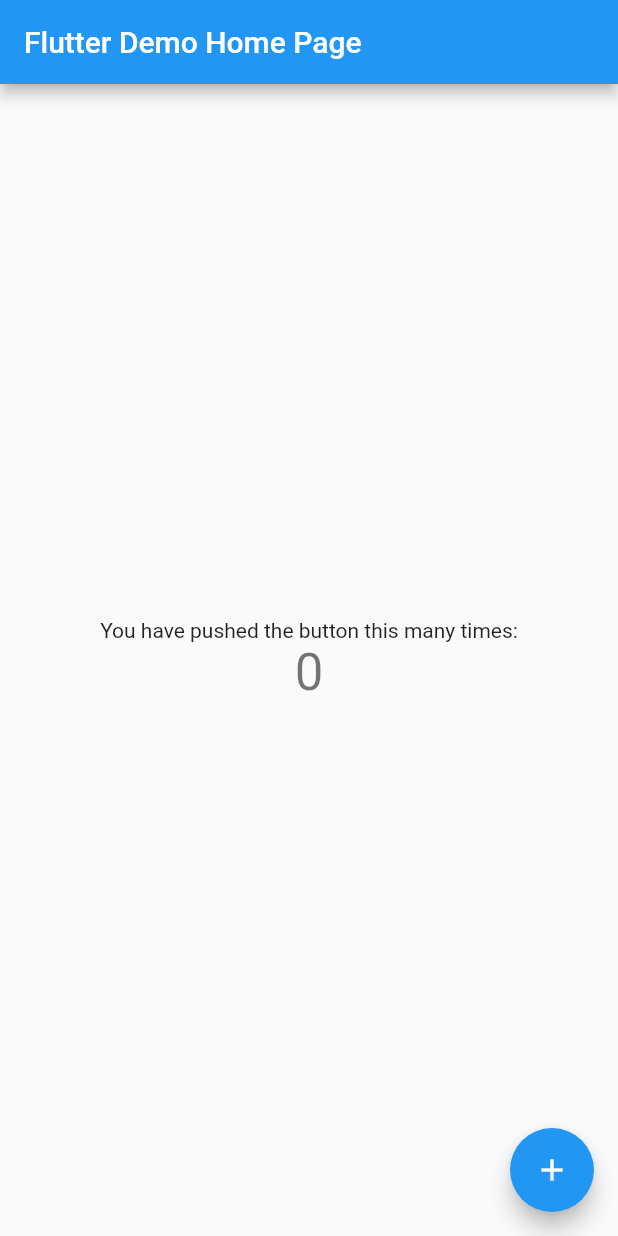
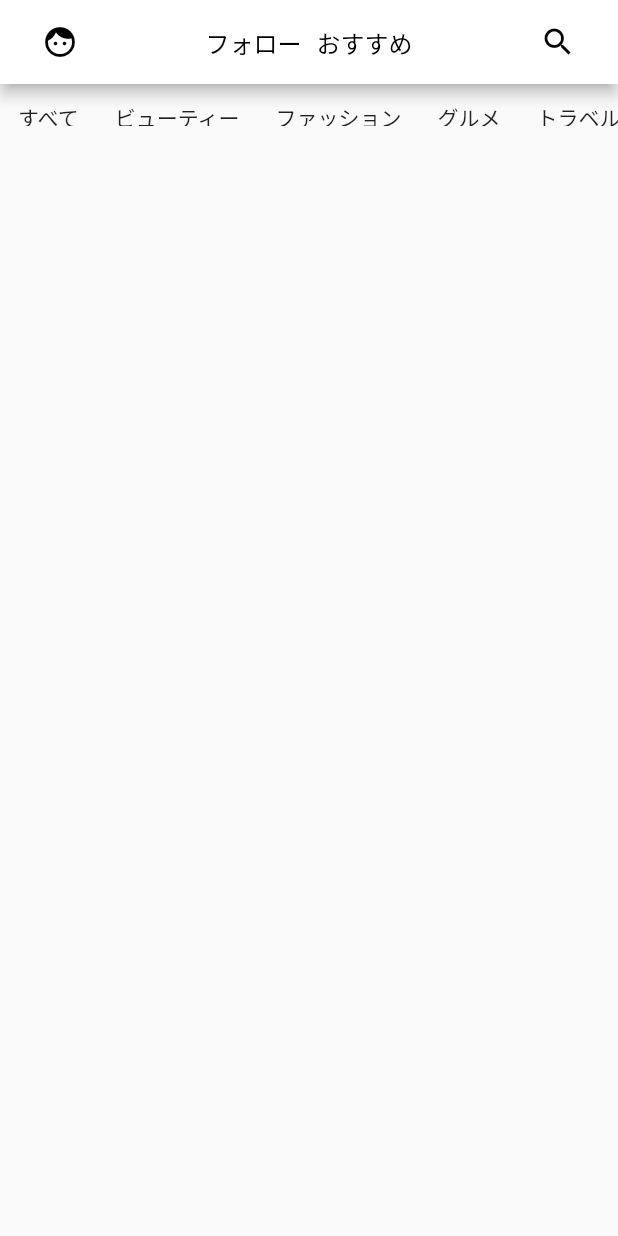
Before and after one commit to Kida-Takuma/flutter_lemon8_clone, a Flutter app: the screen it shows after launch, on a phone screen of 412 x 824 dp. Run offline on Flutter 3.47's test engine with Material 2 defaults, Android fonts, the phone set to English and light mode, and no system bars.

Commit message:
Create AppBar

```diff
--- a/lib/main.dart
+++ b/lib/main.dart
@@ -7,109 +7,101 @@
 class MyApp extends StatelessWidget {
   const MyApp({super.key});
 
-  // This widget is the root of your application.
   @override
   Widget build(BuildContext context) {
     return MaterialApp(
-      title: 'Flutter Demo',
+      debugShowCheckedModeBanner: false,
+      title: 'Clone Lemon8 App',
       theme: ThemeData(
-        // This is the theme of your application.
-        //
-        // Try running your application with "flutter run". You'll see the
-        // application has a blue toolbar. Then, without quitting the app, try
-        // changing the primarySwatch below to Colors.green and then invoke
-        // "hot reload" (press "r" in the console where you ran "flutter run",
-        // or simply save your changes to "hot reload" in a Flutter IDE).
-        // Notice that the counter didn't reset back to zero; the application
-        // is not restarted.
         primarySwatch: Colors.blue,
       ),
-      home: const MyHomePage(title: 'Flutter Demo Home Page'),
+      home: const HomePage(),
     );
   }
 }
 
-class MyHomePage extends StatefulWidget {
-  const MyHomePage({super.key, required this.title});
-
-  // This widget is the home page of your application. It is stateful, meaning
-  // that it has a State object (defined below) that contains fields that affect
-  // how it looks.
-
-  // This class is the configuration for the state. It holds the values (in this
-  // case the title) provided by the parent (in this case the App widget) and
-  // used by the build method of the State. Fields in a Widget subclass are
-  // always marked "final".
-
-  final String title;
+class HomePage extends StatefulWidget {
+  const HomePage({Key? key}) : super(key: key);
 
   @override
-  State<MyHomePage> createState() => _MyHomePageState();
+  State<HomePage> createState() => _HomePageState();
 }
 
-class _MyHomePageState extends State<MyHomePage> {
-  int _counter = 0;
-
-  void _incrementCounter() {
-    setState(() {
-      // This call to setState tells the Flutter framework that something has
-      // changed in this State, which causes it to rerun the build method below
-      // so that the display can reflect the updated values. If we changed
-      // _counter without calling setState(), then the build method would not be
-      // called again, and so nothing would appear to happen.
-      _counter++;
-    });
-  }
-
+class _HomePageState extends State<HomePage> {
+  List genre = ["すべて", "ビューティー", "ファッション", "グルメ", "トラベル"];
+  List items = [
+    {"title": "テスト1", "imageUrl": "", "id": "item1"},
+    {"title": "テスト2", "imageUrl": "", "id": "item2"},
+    {"title": "テスト3", "imageUrl": "", "id": "item3"}
+  ];
   @override
   Widget build(BuildContext context) {
-    // This method is rerun every time setState is called, for instance as done
-    // by the _incrementCounter method above.
-    //
-    // The Flutter framework has been optimized to make rerunning build methods
-    // fast, so that you can just rebuild anything that needs updating rather
-    // than having to individually change instances of widgets.
     return Scaffold(
         appBar: AppBar(
-        // Here we take the value from the MyHomePage object that was created by
-        // the App.build method, and use it to set our appbar title.
-        title: Text(widget.title),
+          backgroundColor: Colors.white,
+          title: Row(
+            children: [
+              IconButton(
+                  onPressed: () {},
+                  icon: const Icon(
+                    Icons.face,
+                    color: Colors.black,
+                  )),
+              Expanded(
+                  child: Row(
+                mainAxisAlignment: MainAxisAlignment.center,
+                children: const [
+                  Tab(
+                    child: Text(
+                      "フォロー",
+                      style: TextStyle(
+                        color: Colors.black,
+                        fontSize: 16,
                       ),
-      body: Center(
-        // Center is a layout widget. It takes a single child and positions it
-        // in the middle of the parent.
+                    ),
+                  ),
+                  SizedBox(
+                    width: 10,
+                  ),
+                  Tab(
+                    child: Text(
+                      "おすすめ",
+                      style: TextStyle(
+                        color: Colors.black,
+                        fontSize: 16,
+                      ),
+                    ),
+                  ),
+                ],
+              )),
+              IconButton(
+                  onPressed: () {},
+                  icon: const Icon(
+                    Icons.search,
+                    color: Colors.black,
+                  )),
+            ],
+          ),
+        ),
+        body: SizedBox(
+          width: double.infinity,
           child: Column(
-          // Column is also a layout widget. It takes a list of children and
-          // arranges them vertically. By default, it sizes itself to fit its
-          // children horizontally, and tries to be as tall as its parent.
-          //
-          // Invoke "debug painting" (press "p" in the console, choose the
-          // "Toggle Debug Paint" action from the Flutter Inspector in Android
-          // Studio, or the "Toggle Debug Paint" command in Visual Studio Code)
-          // to see the wireframe for each widget.
-          //
-          // Column has various properties to control how it sizes itself and
-          // how it positions its children. Here we use mainAxisAlignment to
-          // center the children vertically; the main axis here is the vertical
-          // axis because Columns are vertical (the cross axis would be
-          // horizontal).
-          mainAxisAlignment: MainAxisAlignment.center,
-          children: <Widget>[
-            const Text(
-              'You have pushed the button this many times:',
+            children: [
+              SizedBox(
+                height: 40,
+                child: ListView.builder(
+                  itemCount: genre.length,
+                  scrollDirection: Axis.horizontal,
+                  itemBuilder: (BuildContext context, int index) {
+                    return Padding(
+                      padding: const EdgeInsets.all(12.0),
+                      child: Text(genre[index]),
+                    );
+                  },
                 ),
-            Text(
-              '$_counter',
-              style: Theme.of(context).textTheme.headline4,
               ),
             ],
           ),
-      ),
-      floatingActionButton: FloatingActionButton(
-        onPressed: _incrementCounter,
-        tooltip: 'Increment',
-        child: const Icon(Icons.add),
-      ), // This trailing comma makes auto-formatting nicer for build methods.
-    );
+        ));
   }
 }
```
Lines whose indentation alone changed are shown as unchanged.
